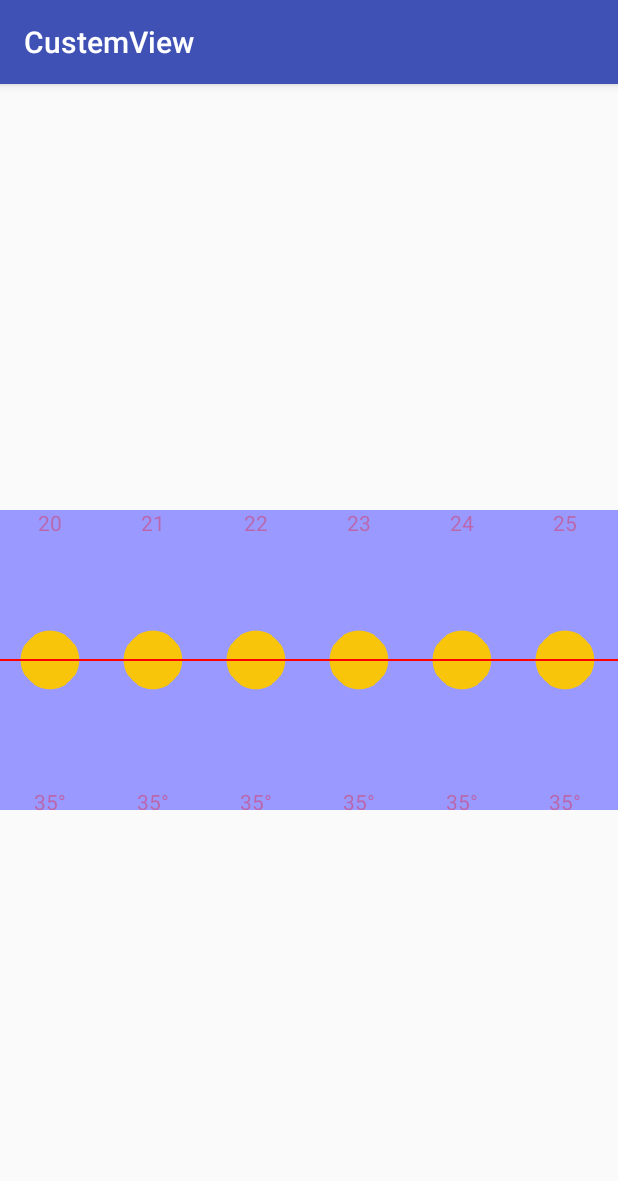
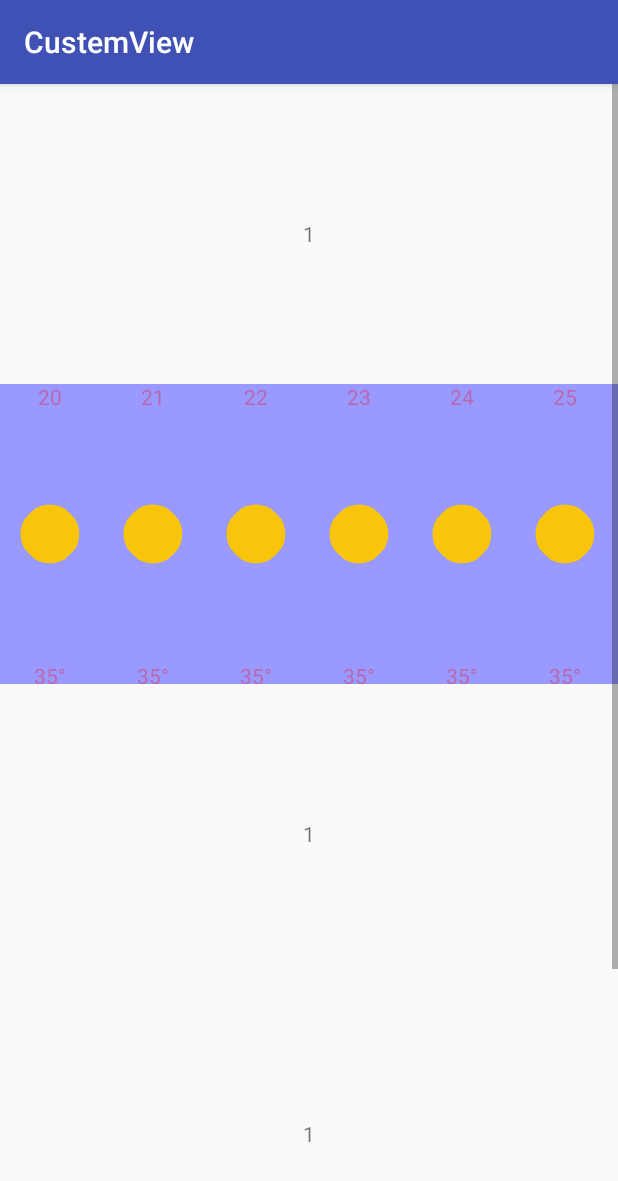
Before and after one commit to seahorseBra/CustemView, an Android app: the WeatherActivityNew screen opened directly, with no data from a screen before it, on a phone screen of 412 x 824 dp. Shown: the top 1181 px of the screen. Run offline under Robolectric (Android 15) with nearby library versions, the phone set to English and light mode, and no system bars.

Commit message:
2016.6.7

```diff
--- a/app/build.gradle
+++ b/app/build.gradle
@@ -55,8 +55,8 @@ android {
 dependencies {
     compile fileTree(dir: 'libs', include: ['*.jar'])
     testCompile 'junit:junit:4.12'
-    compile 'com.android.support:appcompat-v7:23.2.0'
-    compile 'com.android.support:recyclerview-v7:23.2.0'
+    compile 'com.android.support:appcompat-v7:23.4.0'
+    compile 'com.android.support:recyclerview-v7:23.4.0'
     compile 'com.google.code.gson:gson:2.6.2'
     compile 'com.jakewharton:butterknife:7.0.1'
     compile 'com.squareup.retrofit:retrofit:1.9.0'
--- a/app/src/main/java/view/FutureWeatherHour.java
+++ b/app/src/main/java/view/FutureWeatherHour.java
@@ -10,10 +10,15 @@ import android.graphics.Paint;
 import android.os.Build;
 import android.support.v4.view.ViewConfigurationCompat;
 import android.util.AttributeSet;
+import android.util.DisplayMetrics;
 import android.util.Log;
 import android.view.MotionEvent;
+import android.view.VelocityTracker;
 import android.view.View;
 import android.view.ViewConfiguration;
+import android.view.animation.AccelerateInterpolator;
+import android.view.animation.BounceInterpolator;
+import android.view.animation.DecelerateInterpolator;
 import android.widget.OverScroller;
 
 
@@ -51,6 +56,14 @@ public class FutureWeatherHour extends View {
     protected int lastY;
     protected int mTouchSlop;
     protected int sizeX;
+    private boolean isInDrag = false;
+
+    private Bitmap bitmap = null;
+
+    private VelocityTracker mVelocityTracker;
+    private int MIN_VELOCITY = 100;
+    private int MAX_VELOCITY = 200;
+    private int mPointerId;
 
     public FutureWeatherHour(Context context) {
         this(context, null);
@@ -63,19 +76,24 @@ public class FutureWeatherHour extends View {
     public FutureWeatherHour(Context context, AttributeSet attrs, int defStyleAttr) {
         super(context, attrs, defStyleAttr);
         this.context = context;
-
         final ViewConfiguration configuration = ViewConfiguration.get(context);
         mTouchSlop = ViewConfigurationCompat.getScaledPagingTouchSlop(configuration);
+        mScroller = new OverScroller(context, new BounceInterpolator());
 
         initePaint(context);
         for (int i = 0; i < LIST_SIZE; i++) {
             list.add(new HourWeather(20, 1, 35));
         }
 
+        DisplayMetrics metrics = getResources().getDisplayMetrics();
+        sizeX = metrics.widthPixels - getPaddingLeft() - getPaddingRight();
+        itemWidth = sizeX / visiableCount;
+        realWidth = itemWidth * list.size() - itemWidth / 2;
+
+        bitmap = getWeatherBitmap();
     }
 
     protected void initePaint(Context context) {
-        mScroller = new OverScroller(context);
 
         timePaint = new Paint();
         iconPaint = new Paint();
@@ -102,11 +120,7 @@ public class FutureWeatherHour extends View {
     @Override
     protected void onMeasure(int widthMeasureSpec, int heightMeasureSpec) {
         super.onMeasure(widthMeasureSpec, heightMeasureSpec);
-        sizeX = MeasureSpec.getSize(widthMeasureSpec) - getPaddingLeft() - getPaddingRight();
         int sizeY = MeasureSpec.getSize(heightMeasureSpec) - getPaddingBottom() - getPaddingTop();
-
-        itemWidth = sizeX / visiableCount;
-        realWidth = itemWidth * list.size();
         realHeight = Math.max(sizeY, minHeight);
         setMeasuredDimension(realWidth, realHeight);
     }
@@ -119,40 +133,63 @@ public class FutureWeatherHour extends View {
         int y = (int) event.getY();
         switch (action) {
             case MotionEvent.ACTION_DOWN:
+                if (!mScroller.isFinished()) {
+                    mScroller.abortAnimation();
+                }
+                acquireVelocityTracker(event);
+
+                mPointerId = event.getPointerId(0);
+                getParent().requestDisallowInterceptTouchEvent(false);
                 lastX = (int)x;
                 lastY = (int)y;
                 break;
             case MotionEvent.ACTION_MOVE:
-                if (!mScroller.isFinished()) {
-                    mScroller.abortAnimation();
-                }
                 int dx =  lastX - x;
                 int dy =  lastY - y;
+                if (Math.abs(dy) > mTouchSlop && Math.abs(dx) * 0.5f < Math.abs(dy)) {
+                    lastX = x;
+                    lastY = y;
+                    return false;
+                }
 
-                if (Math.abs(dx) > mTouchSlop && Math.abs(dx) *0.5> Math.abs(dy)) {
+                if (!isInDrag) {
+                    if (Math.abs(dx) > mTouchSlop && Math.abs(dx) * 0.5f > Math.abs(dy)) {
+                        isInDrag = true;
+                    }
+                }
+                if (isInDrag) {
                     getParent().requestDisallowInterceptTouchEvent(true);
 
-                    if (getScrollX() < 0) {
+                    if (getScrollX() < -1000) {
                         dx = 0;
                     }
-                    if (getScrollX() > (realWidth - sizeX)) {
+                    if (getScrollX() > (realWidth - sizeX + 1000)) {
                         dx = 0;
                     }
                     scrollBy(dx, 0);
                     lastX = x;
+                    lastY = y;
                 }
                 break;
+            case MotionEvent.ACTION_CANCEL:
             case MotionEvent.ACTION_UP:
+//                final VelocityTracker verTracker = mVelocityTracker;
+//                verTracker.computeCurrentVelocity(1000, MAX_VELOCITY);
+//                final float velocityX = verTracker.getXVelocity(mPointerId);
+
                 if (getScrollX() < 0 ) {
                     mScroller.startScroll(getScrollX(), 0, -getScrollX(), 0, 500);
                 }
                 if (getScrollX() > realWidth - sizeX) {
                     mScroller.startScroll(getScrollX(), 0, -(getScrollX()-(realWidth - sizeX)), 0, 500);
                 }
+                isInDrag = false;
                 getParent().requestDisallowInterceptTouchEvent(false);
+                releaseVelocityTracker();
+                postInvalidate();
                 break;
         }
-        postInvalidate();
+
         return true;
     }
 
@@ -164,19 +201,21 @@ public class FutureWeatherHour extends View {
             int weather = hourWeather.getWeather();
             String time = String.valueOf(hourWeather.getTime() + i);
             String temp = String.valueOf(hourWeather.getTemp()) + "°";
-            Bitmap weatherBitmap = getWeatherBitmap(weather);
+            Bitmap weatherBitmap = bitmap;
             int bitmapW = weatherBitmap.getWidth();
             int bitmapH = weatherBitmap.getHeight();
 
-            canvas.drawText(time, (startX + i * itemWidth - timePaint.measureText(time)/2), timeTextSize, timePaint);
-            canvas.drawBitmap(weatherBitmap, startX + i * itemWidth - bitmapW/2, realHeight / 2 - bitmapH / 2, iconPaint);
-            canvas.drawLine(0, realHeight/2, realWidth, realHeight/2, linePaint);
-            canvas.drawText(temp, (startX + i * itemWidth - tempPaint.measureText(temp)/2), realHeight, tempPaint);
+            if (startX + (i + 1) * itemWidth > getScrollX() && startX + (i - 1) * itemWidth < sizeX + getScrollX() ) {
+                canvas.drawText(time, (startX + i * itemWidth - timePaint.measureText(time)/2), timeTextSize, timePaint);
+                canvas.drawBitmap(weatherBitmap, startX + i * itemWidth - bitmapW/2, realHeight / 2 - bitmapH / 2, iconPaint);
+                canvas.drawText(temp, (startX + i * itemWidth - tempPaint.measureText(temp)/2), realHeight, tempPaint);
+            }
         }
     }
 
     @Override
     public void computeScroll() {
+        Log.d(TAG, "computeScroll() called with: " + "");
         super.computeScroll();
         if (mScroller.computeScrollOffset()) {
             scrollTo(mScroller.getCurrX(), 0);
@@ -184,8 +223,25 @@ public class FutureWeatherHour extends View {
         }
     }
 
-    protected Bitmap getWeatherBitmap(int weather) {
+    protected Bitmap getWeatherBitmap() {
         Bitmap bitmap = BitmapFactory.decodeResource(getResources(), R.drawable.nd0);
         return Bitmap.createScaledBitmap(bitmap, 80, 80, false);
     }
+
+    private void acquireVelocityTracker(final MotionEvent event) {
+        if (null == mVelocityTracker) {
+            mVelocityTracker = VelocityTracker.obtain();
+        } else {
+            mVelocityTracker.clear();
+        }
+        mVelocityTracker.addMovement(event);
+    }
+
+    private void releaseVelocityTracker() {
+        if(null != mVelocityTracker) {
+            mVelocityTracker.clear();
+            mVelocityTracker.recycle();
+            mVelocityTracker = null;
+        }
+    }
 }
--- a/app/src/main/res/layout/activity_weather_activity_new.xml
+++ b/app/src/main/res/layout/activity_weather_activity_new.xml
@@ -3,11 +3,49 @@
     xmlns:tools="http://schemas.android.com/tools"
     android:layout_width="match_parent"
     android:layout_height="match_parent"
+    android:gravity="center_vertical"
     android:orientation="vertical"
-    android:gravity="center_vertical"
     tools:context="com.example.administrator.custemview.WeatherActivityNew">
+
+    <ScrollView
+        android:layout_width="match_parent"
+        android:layout_height="wrap_content">
+
+        <LinearLayout
+            android:orientation="vertical"
+            android:layout_width="match_parent"
+            android:layout_height="match_parent">
+
+            <TextView
+                android:layout_width="match_parent"
+                android:layout_height="200dp"
+                android:gravity="center"
+                android:text="1" />
+
             <view.FutureWeatherHour
-                android:background="#99f"
                 android:layout_width="wrap_content"
-                android:layout_height="200dp" />
+                android:layout_height="200dp"
+                android:background="#99f" />
+
+
+
+            <TextView
+                android:layout_width="match_parent"
+                android:layout_height="200dp"
+                android:gravity="center"
+                android:text="1" />
+
+            <TextView
+                android:layout_width="match_parent"
+                android:layout_height="200dp"
+                android:gravity="center"
+                android:text="1" />
+
+            <TextView
+                android:layout_width="match_parent"
+                android:layout_height="200dp"
+                android:gravity="center"
+                android:text="1" />
+        </LinearLayout>
+    </ScrollView>
 </LinearLayout>
--- a/testLib/build.gradle
+++ b/testLib/build.gradle
@@ -21,6 +21,6 @@ android {
 dependencies {
     compile fileTree(dir: 'libs', include: ['*.jar'])
     testCompile 'junit:junit:4.12'
-    compile 'com.android.support:appcompat-v7:23.2.0'
+    compile 'com.android.support:appcompat-v7:23.4.0'
     compile 'com.jakewharton:butterknife:7.0.1'
 }
--- a/testLib/src/main/res/values/colors.xml
+++ /dev/null
@@ -1,6 +0,0 @@
-<?xml version="1.0" encoding="utf-8"?>
-<resources>
-    <color name="colorPrimary">#3F51B5</color>
-    <color name="colorPrimaryDark">#303F9F</color>
-    <color name="colorAccent">#FF4081</color>
-</resources>
--- a/testLib/src/main/res/values/strings.xml
+++ /dev/null
@@ -1,3 +0,0 @@
-<resources>
-    <string name="app_name">TestLib</string>
-</resources>
--- a/testLib/src/main/res/values/styles.xml
+++ /dev/null
@@ -1,11 +0,0 @@
-<resources>
-
-    <!-- Base application theme. -->
-    <style name="AppTheme" parent="Theme.AppCompat.Light.DarkActionBar">
-        <!-- Customize your theme here. -->
-        <item name="colorPrimary">@color/colorPrimary</item>
-        <item name="colorPrimaryDark">@color/colorPrimaryDark</item>
-        <item name="colorAccent">@color/colorAccent</item>
-    </style>
-
-</resources>
```
Also changed, not shown: app/src/main/java/com/example/administrator/custemview/DragHelperActivity.java (+0 -28 lines), app/src/main/java/view/DragHelperViewGroup2.java (added, +116 -0 lines), app/src/main/java/view/FutureWeatherHour2.java (added, +179 -0 lines), app/src/main/res/layout/activity_drag_helper.xml (+5 -5 lines).
